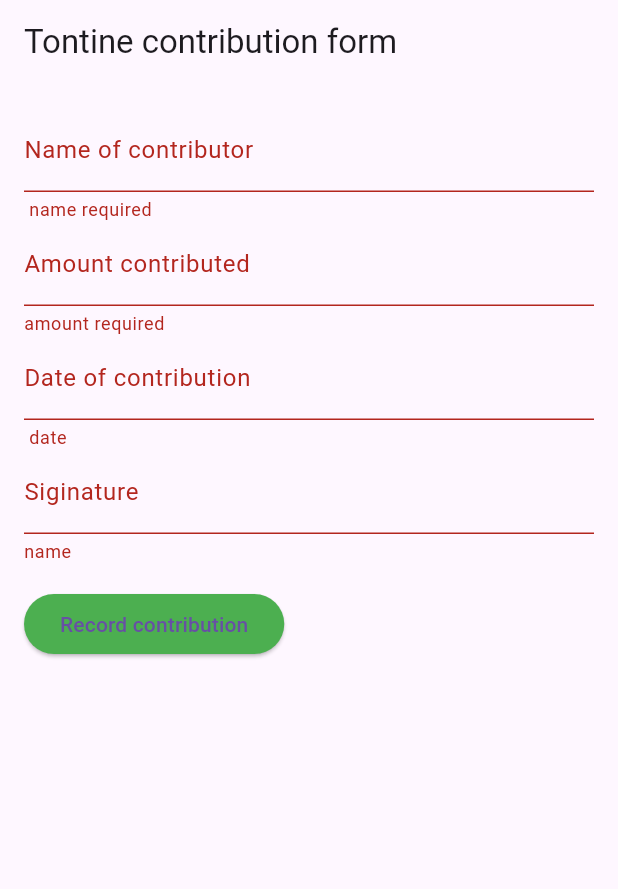
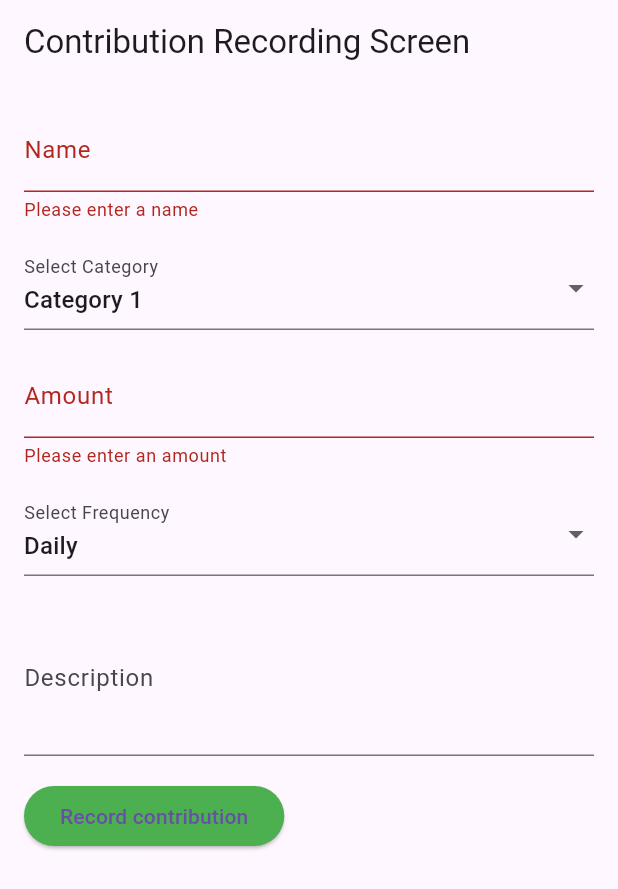
Before and after one commit to Samsonroyal/Tontineo, a Flutter app: the screen it shows after launch, after a tap on "Record contribution", on a phone screen of 412 x 824 dp. Shown: the top 889 px of the screen. Run offline on Flutter 3.47's test engine with Material 3 defaults, Android fonts, the light colour scheme and no system bars.

Commit message:
added record contribution screen

```diff
--- /dev/null
+++ b/lib/record_contrbution_screen.dart
@@ -0,0 +1,160 @@
+import 'package:flutter/material.dart';
+
+
+
+class ContributionScreen extends StatelessWidget {
+  @override
+  Widget build(BuildContext context) {
+    return MaterialApp(
+      home: Scaffold(
+        appBar: AppBar(
+          title: Text('Contribution Recording Screen'),
+        ),
+        body: ContributionForm(),
+      ),
+    );
+  }
+}
+
+class ContributionForm extends StatefulWidget {
+  @override
+  _ContributionFormState createState() => _ContributionFormState();
+}
+
+class _ContributionFormState extends State<ContributionForm> {
+  final _formKey = GlobalKey<FormState>();
+
+  // Sample dropdown items
+  final List<String> categoryOptions = ['Category 1', 'Category 2', 'Category 3'];
+  final List<String> frequencyOptions = ['Daily', 'Weekly', 'Monthly'];
+
+  String selectedCategory = 'Category 1'; // Initialize with a default value
+  String selectedFrequency = 'Daily'; // Initialize with a default value
+
+  @override
+  Widget build(BuildContext context) {
+    return Padding(
+      padding: EdgeInsets.all(16.0),
+      child: Form(
+        key: _formKey,
+        child: Column(
+          crossAxisAlignment: CrossAxisAlignment.start,
+          children: [
+            // Text Input Field 1
+            TextFormField(
+              decoration: InputDecoration(labelText: 'Name'),
+              validator: (value) {
+                if (value == null || value.isEmpty) {
+                  return 'Please enter a name';
+                }
+                return null;
+              },
+            ),
+
+            // Dropdown Field 1
+            SizedBox(height: 16.0),
+            DropdownButtonFormField(
+              value: selectedCategory,
+              onChanged: (newValue) {
+                setState(() {
+                  selectedCategory = newValue as String;
+                });
+              },
+              items: categoryOptions.map((item) {
+                return DropdownMenuItem(
+                  value: item,
+                  child: Text(item),
+                );
+              }).toList(),
+              decoration: InputDecoration(
+                labelText: 'Select Category',
+              ),
+              validator: (value) {
+                if (value == null || value.isEmpty) {
+                  return 'Please select a category';
+                }
+                return null;
+              },
+            ),
+
+            // Text Input Field 2
+            SizedBox(height: 16.0),
+            TextFormField(
+              decoration: InputDecoration(labelText: 'Amount'),
+              keyboardType: TextInputType.number,
+              validator: (value) {
+                if (value == null || value.isEmpty) {
+                  return 'Please enter an amount';
+                }
+                return null;
+              },
+            ),
+
+            // Dropdown Field 2
+            SizedBox(height: 16.0),
+            DropdownButtonFormField(
+              value: selectedFrequency,
+              onChanged: (newValue) {
+                setState(() {
+                  selectedFrequency = newValue as String;
+                });
+              },
+              items: frequencyOptions.map((item) {
+                return DropdownMenuItem(
+                  value: item,
+                  child: Text(item),
+                );
+              }).toList(),
+              decoration: InputDecoration(
+                labelText: 'Select Frequency',
+              ),
+              validator: (value) {
+                if (value == null || value.isEmpty) {
+                  return 'Please select a frequency';
+                }
+                return null;
+              },
+            ),
+
+            // Text Input Field 3
+            SizedBox(height: 16.0),
+            TextFormField(
+              decoration: InputDecoration(labelText: 'Description'),
+              maxLines: 3, // Multiline input
+            ),
+
+            // Elevated Button
+            SizedBox(height: 16.0),
+            ElevatedButton(
+              style: ElevatedButton.styleFrom(
+                backgroundColor: Colors.green
+              ),
+              onPressed: () {
+                // Validate the form
+                if (_formKey.currentState!.validate()) {
+                  // Process the form data
+                  // You can add your logic here
+                  ScaffoldMessenger.of(context).showSnackBar(
+                    SnackBar(
+                      content: Text('Record submitted successfully!'),
+                    ),
+                  );
+                }
+              },
+              child: Text('Record contribution'),
+            ),
+          ],
+        ),
+      ),
+    );
+  }
+}
+
+class MyApp extends StatelessWidget {
+  @override
+  Widget build(BuildContext context) {
+    return MaterialApp(
+      home: ContributionScreen(),
+    );
+  }
+}
--- a/lib/tontineo_app.dart
+++ b/lib/tontineo_app.dart
@@ -1,5 +1,6 @@
 import 'package:flutter/material.dart';
 import 'package:tontineo_mobile_app/payment_method_Screen.dart';
+import 'package:tontineo_mobile_app/record_contrbution_screen.dart';
 import 'package:tontineo_mobile_app/tontine_contribution_form.dart';
 import 'package:tontineo_mobile_app/tontine_home_page.dart';
 
@@ -16,7 +17,7 @@ class TontineoApp extends StatelessWidget {
         colorScheme: ColorScheme.fromSeed(seedColor: Colors.green),
         useMaterial3: true,
       ),
-      home:  MyApp(),
+      home:  ContributionScreen(),
     );
   }
 }
```
